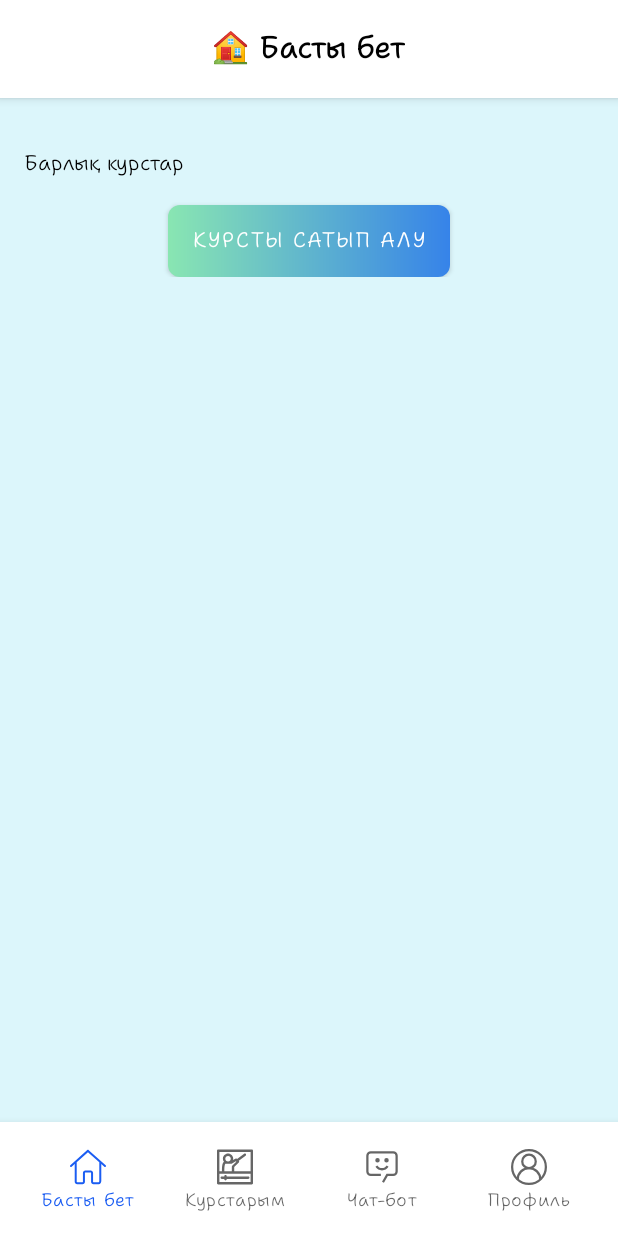
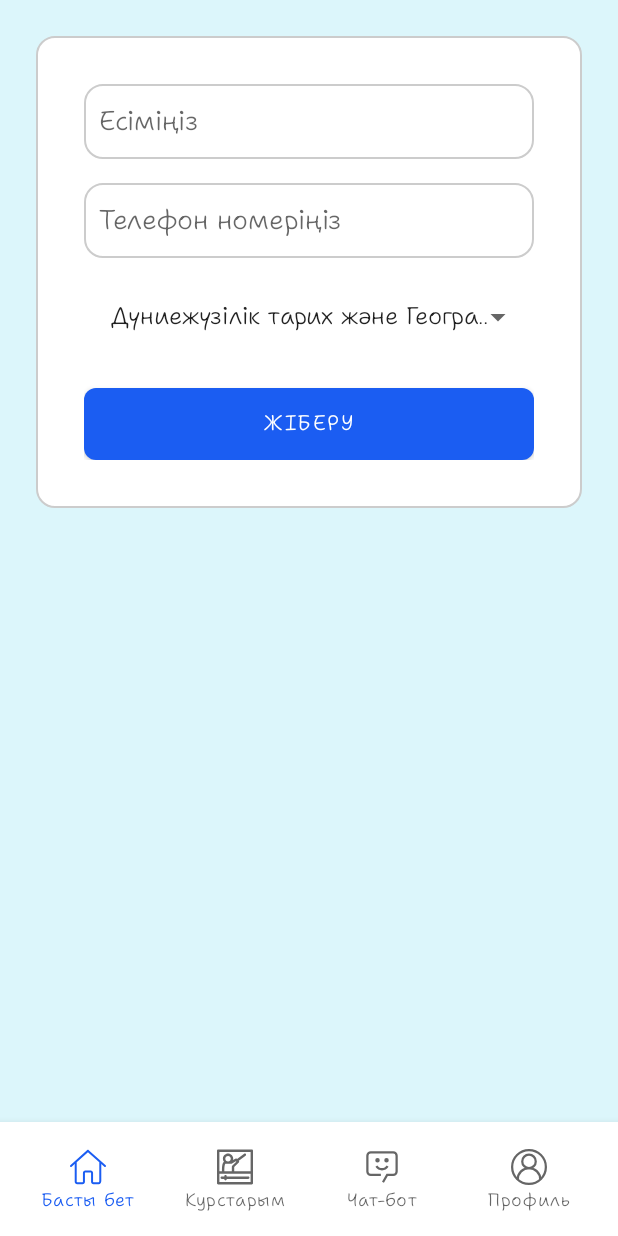
Before and after one commit to QuanyshK/Oysana_Android, an Android app: the screen it shows after launch (MainActivity), after a tap on "КУРСТЫ САТЫП АЛУ", on a phone screen of 412 x 824 dp. Run offline under Robolectric (Android 15) with nearby library versions, the light colour scheme and no system bars; our stand-ins replace navigation-ui; pictures from the network do not load.

Commit message:
Added Registration fragment

```diff
--- a/app/src/main/java/com/example/oysana_android/data/network/ApiService.kt
+++ b/app/src/main/java/com/example/oysana_android/data/network/ApiService.kt
@@ -39,6 +39,9 @@ interface ApiService {
 
     @POST("api/token/refresh/")
     fun refreshTokenSync(@Body request: RefreshRequest): retrofit2.Call<TokenResponse>
+    @POST("api/courses/register/")
+    suspend fun registerLead(@Body body: RegistrationRequest): Response<Any>
+
 
 }
 
--- a/app/src/main/java/com/example/oysana_android/ui/fragment/LoginFragment.kt
+++ b/app/src/main/java/com/example/oysana_android/ui/fragment/LoginFragment.kt
@@ -50,8 +50,7 @@ class LoginFragment : Fragment(R.layout.fragment_login) {
         }
 
         binding.btnBuySubscriptionLogin.setOnClickListener {
-            val uri = Uri.parse(getString(R.string.web_home))
-            startActivity(Intent(Intent.ACTION_VIEW, uri))
+            findNavController().navigate(R.id.registrationFragment)
         }
         binding.btnSupport.setOnClickListener {
             val uri = Uri.parse(getString(R.string.support))
--- a/app/src/main/java/com/example/oysana_android/ui/fragment/MainFragment.kt
+++ b/app/src/main/java/com/example/oysana_android/ui/fragment/MainFragment.kt
@@ -34,8 +34,7 @@ class MainFragment : Fragment(R.layout.fragment_main) {
         loadCourses()
 
         binding.btnBuySubscription.setOnClickListener {
-            val uri = Uri.parse(getString(R.string.web_home))
-            startActivity(Intent(Intent.ACTION_VIEW, uri))
+            findNavController().navigate(R.id.registrationFragment)
         }
     }
 
--- a/app/src/main/java/com/example/oysana_android/ui/fragment/ProfileFragment.kt
+++ b/app/src/main/java/com/example/oysana_android/ui/fragment/ProfileFragment.kt
@@ -47,7 +47,7 @@ class ProfileFragment : Fragment(R.layout.fragment_profile) {
             startActivity(Intent(Intent.ACTION_VIEW, uri))
         }
 
-        binding.tvAppVersion.text = "⭐ Version 1.0.1"
+        binding.tvAppVersion.text = "⭐ Version ${BuildConfig.VERSION_NAME}"
         if (authManager.isLoggedIn()) {
             loadUserInfo()
         } else {
--- /dev/null
+++ b/app/src/main/java/com/example/oysana_android/ui/fragment/RegistrationFragment.kt
@@ -0,0 +1,80 @@
+package com.example.oysana_android.ui.fragment
+
+import android.os.Bundle
+import androidx.fragment.app.Fragment
+import android.view.LayoutInflater
+import android.view.View
+import android.view.ViewGroup
+import android.widget.ArrayAdapter
+import android.widget.Toast
+import androidx.lifecycle.lifecycleScope
+import androidx.navigation.fragment.findNavController
+import com.example.oysana_android.R
+import com.example.oysana_android.data.model.RegistrationRequest
+import com.example.oysana_android.data.network.ApiClient
+import com.example.oysana_android.data.network.ApiService
+import com.example.oysana_android.databinding.FragmentRegistrationBinding
+import kotlinx.coroutines.launch
+
+class RegistrationFragment : Fragment(R.layout.fragment_registration) {
+
+    private var _binding: FragmentRegistrationBinding? = null
+    private val binding get() = _binding!!
+
+    private lateinit var apiService: ApiService
+    private lateinit var subjectPairs: List<String>
+
+    override fun onViewCreated(view: View, savedInstanceState: Bundle?) {
+        _binding = FragmentRegistrationBinding.bind(view)
+        apiService = ApiClient.create()
+
+        subjectPairs = listOf(
+            "Дүниежүзілік тарих және География",
+            "Дүниежүзілік тарих және Құқық негіздері",
+            "География және Шет тілі",
+            "Биология және География",
+            "Шет тілі және Дүниежүзілік тарих",
+            "Қазақ тілі және Қазақ әдебиеті",
+            "Математика және География",
+            "Математика және Информатика",
+            "Математика және Физика",
+            "Русский язык и Русская литература",
+            "Химия және Биология",
+            "Химия және Физика"
+        )
+        val adapter = ArrayAdapter(requireContext(), android.R.layout.simple_spinner_item, subjectPairs)
+        adapter.setDropDownViewResource(android.R.layout.simple_spinner_dropdown_item)
+        binding.spinnerPair.adapter = adapter
+
+        binding.btnSubmit.setOnClickListener {
+            val name = binding.inputName.text.toString().trim()
+            val phone = binding.inputPhone.text.toString().trim()
+            val pair = binding.spinnerPair.selectedItem?.toString()?.trim().orEmpty()
+
+            if (name.isEmpty() || phone.isEmpty() || pair.isEmpty()) {
+                Toast.makeText(requireContext(), "Барлық өрістерді толтырыңыз", Toast.LENGTH_SHORT).show()
+                return@setOnClickListener
+            }
+
+            val request = RegistrationRequest(name, phone, pair)
+            lifecycleScope.launch {
+                try {
+                    val response = apiService.registerLead(request)
+                    if (response.isSuccessful) {
+                        Toast.makeText(requireContext(), "Өтініш қабылданды!", Toast.LENGTH_SHORT).show()
+                        findNavController().popBackStack()
+                    } else {
+                        Toast.makeText(requireContext(), "Қате: ${response.code()}", Toast.LENGTH_SHORT).show()
+                    }
+                } catch (e: Exception) {
+                    Toast.makeText(requireContext(), "Интернетке қосылыңыз", Toast.LENGTH_SHORT).show()
+                }
+            }
+        }
+    }
+
+    override fun onDestroyView() {
+        super.onDestroyView()
+        _binding = null
+    }
+}
--- a/app/src/main/java/com/example/oysana_android/utils/Constants.kt
+++ b/app/src/main/java/com/example/oysana_android/utils/Constants.kt
@@ -2,4 +2,4 @@ package com.example.oysana_android.utils
 
 object Constants {
     const val BASE_URL = "https://api.oysana-edu.kz"
-    const val BASE_URL_AI = "https://micro-ai-web-latest.onrender.com"}
+    const val BASE_URL_AI = "https://micro-ai-web-latest.onrender.com/"}
--- /dev/null
+++ b/app/src/main/res/layout/fragment_registration.xml
@@ -0,0 +1,52 @@
+<?xml version="1.0" encoding="utf-8"?>
+<ScrollView xmlns:android="http://schemas.android.com/apk/res/android"
+    android:layout_width="match_parent"
+    android:layout_height="match_parent"
+    android:background="@color/background_light"
+    android:padding="24dp">
+
+    <LinearLayout
+        android:id="@+id/registration_container"
+        android:layout_width="match_parent"
+        android:layout_height="wrap_content"
+        android:orientation="vertical"
+        android:background="@drawable/edittext_background"
+        android:padding="32dp">
+
+        <EditText
+            android:id="@+id/inputName"
+            android:layout_width="match_parent"
+            android:layout_height="wrap_content"
+            android:padding="10dp"
+            android:hint="Есіміңіз"
+            android:background="@drawable/edittext_background"
+
+            android:inputType="textPersonName" />
+
+        <EditText
+            android:id="@+id/inputPhone"
+            android:layout_width="match_parent"
+            android:layout_height="wrap_content"
+            android:hint="Телефон номеріңіз"
+            android:padding="10dp"
+            android:background="@drawable/edittext_background"
+            android:inputType="phone"
+            android:maxLength="11"
+            android:layout_marginTop="16dp" />
+
+        <Spinner
+            android:id="@+id/spinnerPair"
+            android:layout_width="match_parent"
+            android:layout_height="wrap_content"
+            android:padding="10dp"
+            android:layout_marginTop="16dp" />
+
+        <Button
+            android:id="@+id/btnSubmit"
+            android:layout_width="match_parent"
+            android:layout_height="wrap_content"
+            android:background="@drawable/btn_corner"
+            android:text="ЖІБЕРУ"
+            android:layout_marginTop="24dp" />
+    </LinearLayout>
+</ScrollView>
--- a/app/src/main/res/navigation/nav_graph.xml
+++ b/app/src/main/res/navigation/nav_graph.xml
@@ -93,5 +93,10 @@
         android:id="@+id/action_profileFragment_to_loginFragment"
         app:destination="@id/loginFragment" />
     </fragment>
+    <fragment
+        android:id="@+id/registrationFragment"
+        android:name="com.example.oysana_android.ui.fragment.RegistrationFragment"
+        android:label="RegistrationFragment" />
+
 
 </navigation>
```
Also changed, not shown: app/src/main/java/com/example/oysana_android/data/model/PaginatedChatResponse.kt (added, +8 -0 lines), app/src/main/java/com/example/oysana_android/data/model/RegistrationRequest.kt (added, +7 -0 lines), 2 other files.
